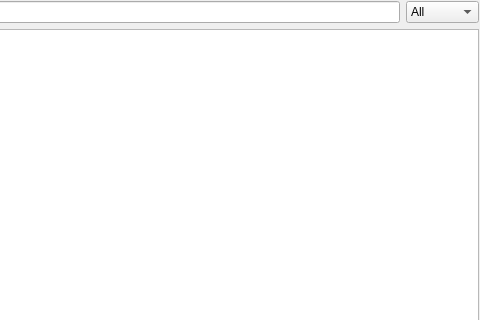
This is leo/plugins/qt_quicksearch_sub.ui in leo-editor/leo-editor as Qt 5 draws it before an edit; both pictures show x 388 to 868 and y 0 to 320 of the 868 by 572 pixel window. The edited form follows.
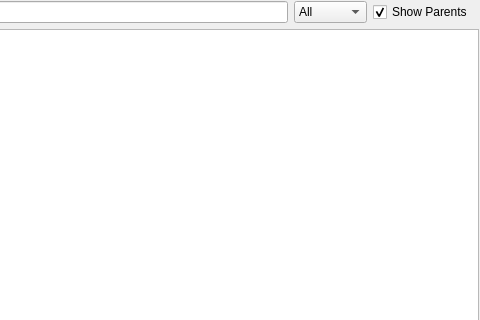
This is the edited form.

Commit message: Added "Show Parents" option to quicksearch plugin. This provides an additional level of indentation in the results list of the Nav window. Hits with a common parent are grouped together. "n hits" also now accurately represents the number of occurrences in the outline (combined body and headline occurrences).

```diff
--- a/leo/plugins/qt_quicksearch_sub.ui
+++ b/leo/plugins/qt_quicksearch_sub.ui
@@ -28,10 +28,17 @@
    </property>
    <item>
     <layout class="QGridLayout" name="verticalLayout">
-     <item row="0" column="0">
-      <widget class="QLineEdit" name="lineEdit"/>
+     <item row="0" column="2">
+      <widget class="QCheckBox" name="showParents">
+       <property name="text">
+        <string>Show Parents</string>
+       </property>
+       <property name="checked">
+        <bool>true</bool>
+       </property>
+      </widget>
      </item>
-     <item row="2" column="0" colspan="2">
+     <item row="2" column="0" colspan="4">
       <widget class="QListWidget" name="listWidget">
        <property name="sizePolicy">
         <sizepolicy hsizetype="Expanding" vsizetype="Expanding">
@@ -41,6 +48,9 @@
        </property>
       </widget>
      </item>
+     <item row="0" column="0">
+      <widget class="QLineEdit" name="lineEdit"/>
+     </item>
      <item row="0" column="1">
       <widget class="QComboBox" name="comboBox">
        <item>
```
Left out of the diff: 1 changed line with no effect on the pictures. The commit also changes 2 other files.
